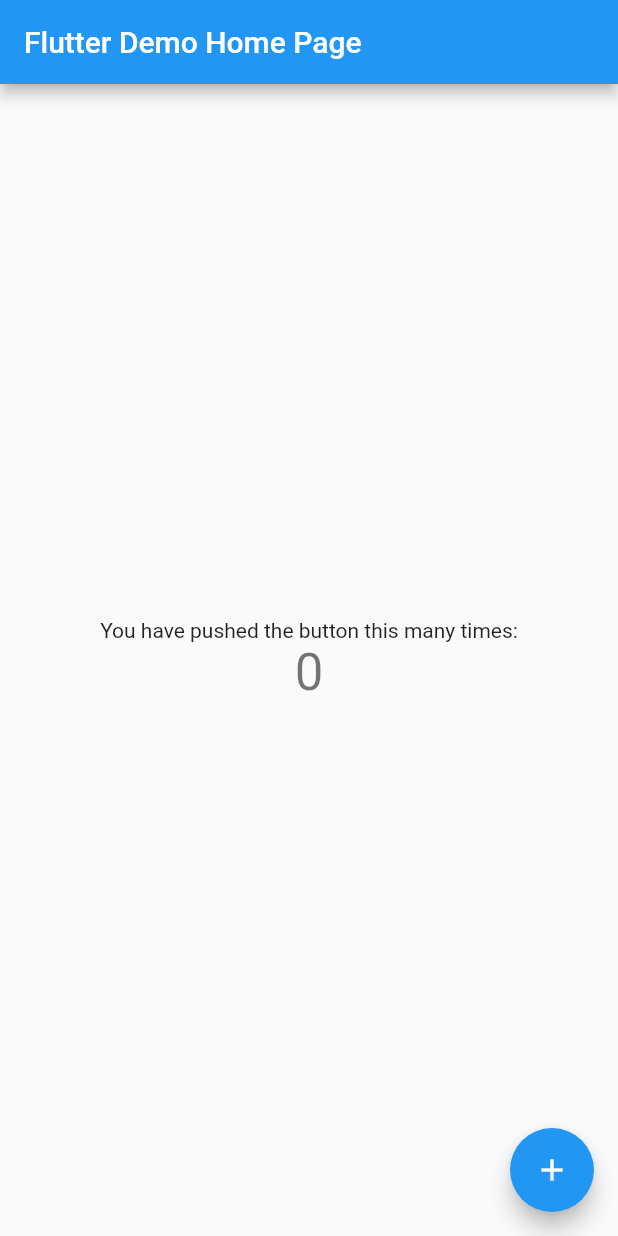
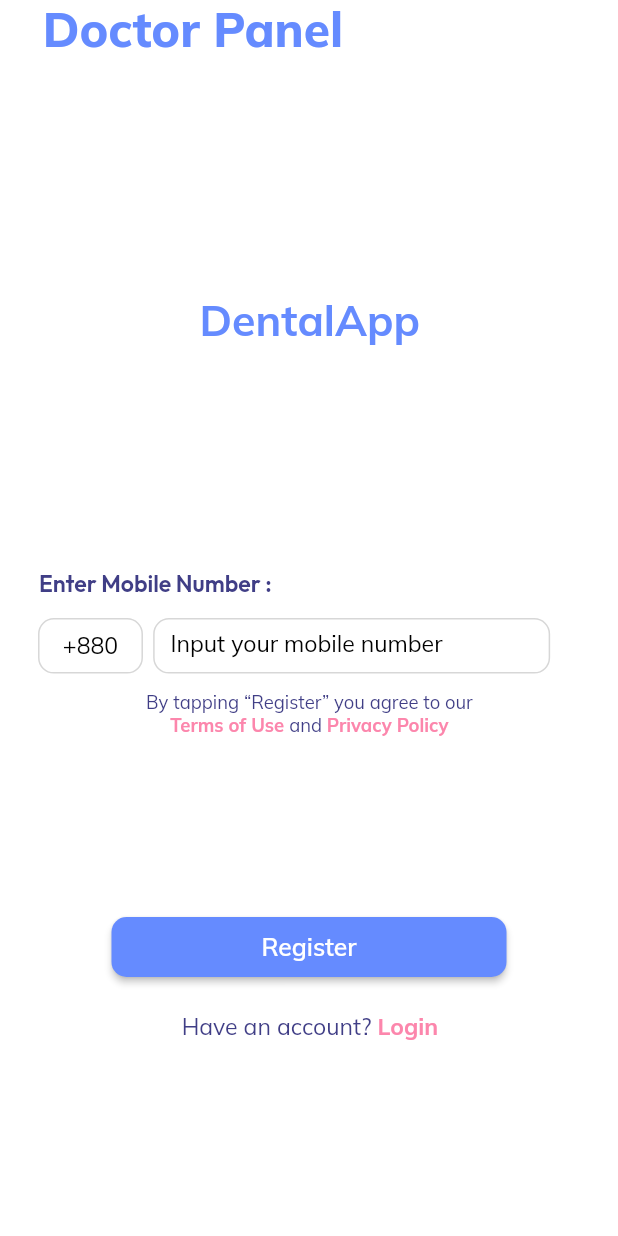
Before and after one commit to afsan123/doctor_app, a Flutter app: the screen it shows after launch, on a phone screen of 412 x 824 dp. Run offline on Flutter 3.47's test engine with Material 2 defaults, Android fonts, the phone set to English and light mode, and no system bars; our stand-ins replace google_fonts.

Commit message:
Doctor panel register done

```diff
--- /dev/null
+++ b/lib/doctor_register_mobile.dart
@@ -0,0 +1,319 @@
+import 'package:flutter/material.dart';
+import 'package:flutter/gestures.dart';
+import 'dart:ui';
+
+import 'utils.dart';
+
+class DoctorRegisterMobile extends StatefulWidget {
+  const DoctorRegisterMobile({Key? key}) : super(key: key);
+
+  @override
+  State<DoctorRegisterMobile> createState() => _DoctorRegisterMobileState();
+}
+
+class _DoctorRegisterMobileState extends State<DoctorRegisterMobile> {
+  @override
+  Widget build(BuildContext context) {
+    double baseWidth = 390;
+    double fem = MediaQuery.of(context).size.width / baseWidth;
+    double ffem = fem * 0.97;
+    return Scaffold(
+      body:
+      SafeArea(
+        child: SingleChildScrollView(
+          child: Container(
+            width: double.infinity,
+            child: Container(
+              width: double.infinity,
+              height: MediaQuery.of(context).size.height,
+              decoration: const BoxDecoration (
+                color: Colors.white,
+              ),
+              child: Column(
+                crossAxisAlignment: CrossAxisAlignment.center,
+                children: [
+                  Center(
+                    // doctorpanelKXG (2:804)
+                    child: Container(
+                      margin: EdgeInsets.fromLTRB(0*fem, 0*fem, 146.52*fem, 148.5*fem),
+                      child: Text(
+                        'Doctor Panel',
+                        textAlign: TextAlign.center,
+                        style: SafeGoogleFont (
+                          'Mulish',
+                          fontSize: 31.0589981079*ffem,
+                          fontWeight: FontWeight.w800,
+                          height: 1.255*ffem/fem,
+                          color: Color(0xff658bff),
+                        ),
+                      ),
+                    ),
+                  ),
+                  Center(
+                    // dentalappybp (2:803)
+                    child: Container(
+                      margin: EdgeInsets.fromLTRB(0.93*fem, 0*fem, 0*fem, 140.6*fem),
+                      child: Text(
+                        'DentalApp',
+                        textAlign: TextAlign.center,
+                        style: SafeGoogleFont (
+                          'Mulish',
+                          fontSize: 27.7648620605*ffem,
+                          fontWeight: FontWeight.w700,
+                          height: 1.255*ffem/fem,
+                          color: Color(0xff658bff),
+                        ),
+                      ),
+                    ),
+                  ),
+                  Container(
+                    // entermobilenumber594 (2:797)
+                    margin: EdgeInsets.fromLTRB(0*fem, 0*fem, 194*fem, 12.9*fem),
+                    child: Text(
+                      'Enter Mobile Number :',
+                      style: SafeGoogleFont (
+                        'Outfit',
+                        fontSize: 15*ffem,
+                        fontWeight: FontWeight.w600,
+                        height: 1.26*ffem/fem,
+                        color: Color(0xff403e86),
+                      ),
+                    ),
+                  ),
+                  Container(
+
+                    margin: EdgeInsets.fromLTRB(24*fem, 0*fem, 0*fem, 9.71*fem),
+                    padding: EdgeInsets.fromLTRB(0*fem, 0*fem, 42*fem, 0*fem),
+                    width: double.infinity,
+                    height: 36.6*fem,
+                    decoration: BoxDecoration (
+                      borderRadius: BorderRadius.circular(10*fem),
+                    ),
+                    child: Row(
+                      crossAxisAlignment: CrossAxisAlignment.start,
+                      children: [
+                        Container(
+
+                          margin: EdgeInsets.fromLTRB(0*fem, 0*fem, 6.43*fem, 0*fem),
+                          width: 66.22*fem,
+                          height: 35.04*fem,
+                          decoration: BoxDecoration (
+                            border: Border.all(color: Color(0xffd7d7d7)),
+                            color: Color(0xffffffff),
+                            borderRadius: BorderRadius.circular(10*fem),
+                          ),
+                          child: Center(
+                            child: Text(
+                              '+880',
+                              style: SafeGoogleFont (
+                                'Mulish',
+                                fontSize: 15*ffem,
+                                fontWeight: FontWeight.w400,
+                                height: 1.255*ffem/fem,
+                                color: Color(0xff000000),
+                              ),
+                            ),
+                          ),
+                        ),
+                        Container(
+                          margin: EdgeInsets.fromLTRB(0*fem, 0*fem, 0*fem, 1.55*fem),
+                          //padding: EdgeInsets.fromLTRB(11.11*fem, 8.8*fem, 11.11*fem, 7.24*fem),
+                          width: 250.53*fem,
+                          decoration: BoxDecoration (
+                            border: Border.all(color: const Color(0xffd7d7d7)),
+                            color: const Color(0xffffffff),
+                            borderRadius: BorderRadius.circular(10*fem),
+                          ),
+                          child: Container(
+                            margin: EdgeInsets.fromLTRB(10*fem, 0, 0, 0),
+                            child: TextField(
+                              textAlignVertical: TextAlignVertical.center,
+                              decoration: InputDecoration(
+                                border: InputBorder.none,
+                                hintText: "Input your mobile number",
+                                hintStyle: SafeGoogleFont (
+                                  'Mulish',
+                                  fontSize: 15*ffem,
+                                  fontWeight: FontWeight.w400,
+                                  height: 1.255*ffem/fem,
+                                  color: Color(0xff000000),
+                                ),
+                              ),
+                            ),
+                          ),
+                        ),
+                      ],
+                    ),
+                  ),
+                  Center(
+                    // bytappingregisteryouagreetoour (2:796)
+                    child: Container(
+                      margin: EdgeInsets.fromLTRB(0.55*fem, 0*fem, 0*fem, 110.16*fem),
+                      constraints: BoxConstraints (
+                        maxWidth: 213*fem,
+                      ),
+                      child: RichText(
+                        textAlign: TextAlign.center,
+                        text: TextSpan(
+                          style: SafeGoogleFont (
+                            'Inter',
+                            fontSize: 12*ffem,
+                            fontWeight: FontWeight.w400,
+                            height: 1.2102272511*ffem/fem,
+                            color: const Color(0xffaea7a0),
+                          ),
+                          children: [
+                            TextSpan(
+                              text: 'By tapping “Register” you agree to our ',
+                              style: SafeGoogleFont (
+                                'Mulish',
+                                fontSize: 12*ffem,
+                                fontWeight: FontWeight.w400,
+                                height: 1.255*ffem/fem,
+                                color: Color(0xff403e86),
+                              ),
+                            ),
+                            TextSpan(
+                              text: 'Terms of Use',
+                              style: SafeGoogleFont (
+                                'Mulish',
+                                fontSize: 12*ffem,
+                                fontWeight: FontWeight.w700,
+                                height: 1.255*ffem/fem,
+                                color: Color(0xfffc86ac),
+                              ),
+                            ),
+                            TextSpan(
+                              text: ' ',
+                              style: SafeGoogleFont (
+                                'Mulish',
+                                fontSize: 12*ffem,
+                                fontWeight: FontWeight.w700,
+                                height: 1.255*ffem/fem,
+                                color: Color(0xffaea7a0),
+                              ),
+                            ),
+                            TextSpan(
+                              text: 'and',
+                              style: SafeGoogleFont (
+                                'Mulish',
+                                fontSize: 12*ffem,
+                                fontWeight: FontWeight.w400,
+                                height: 1.255*ffem/fem,
+                                color: Color(0xff403e86),
+                              ),
+                            ),
+                            TextSpan(
+                              text: ' ',
+                              style: SafeGoogleFont (
+                                'Mulish',
+                                fontSize: 12*ffem,
+                                fontWeight: FontWeight.w400,
+                                height: 1.255*ffem/fem,
+                                color: Color(0xffaea7a0),
+                              ),
+                            ),
+                            TextSpan(
+                              text: 'Privacy Policy',
+                              style: SafeGoogleFont (
+                                'Mulish',
+                                fontSize: 12*ffem,
+                                fontWeight: FontWeight.w700,
+                                height: 1.255*ffem/fem,
+                                color: Color(0xfffc86ac),
+                              ),
+                            ),
+                          ],
+                        ),
+                      ),
+                    ),
+                  ),
+                  ElevatedButton(
+                    // rectangle3La6 (2:794)
+                    // margin: EdgeInsets.fromLTRB(65.99*fem, 0*fem, 52.99*fem, 0*fem),
+                    // width: double.infinity,
+                    // height: 41.79*fem,
+                    // decoration: BoxDecoration (
+                    //   borderRadius: BorderRadius.circular(10*fem),
+                    //   color: Color(0xff658bff),
+                    // ),
+                    onPressed: () {  },
+                    style: ElevatedButton.styleFrom(
+                      backgroundColor: const Color(0xff658BFF),
+                      padding: const EdgeInsets.symmetric(horizontal: 100, vertical: 10),
+                      shape: RoundedRectangleBorder(
+                        borderRadius: BorderRadius.circular(10)
+                      ),
+                    ),
+                    child: Text(
+                      'Register',
+                      style: SafeGoogleFont (
+                        'Mulish',
+                        fontSize: 16*ffem,
+                        fontWeight: FontWeight.w600,
+                        height: 1.255*ffem/fem,
+                        color: const Color(0xffFFFFFF),
+                      ),
+                    ),
+                  ),
+                  Container(
+                    // registerT8v (2:795)
+                    margin: EdgeInsets.fromLTRB(6.42*fem, 0*fem, 0*fem, 18.91*fem),
+
+                  ),
+                  Container(
+                    // haveanaccountloginjcE (2:793)
+                    margin: EdgeInsets.fromLTRB(1.15*fem, 0*fem, 0*fem, 18.13*fem),
+                    child: RichText(
+                      text: TextSpan(
+                        style: SafeGoogleFont (
+                          'Inter',
+                          fontSize: 15*ffem,
+                          fontWeight: FontWeight.w400,
+                          height: 1.2102272034*ffem/fem,
+                          color: Color(0xff009fe7),
+                        ),
+                        children: [
+                          TextSpan(
+                            text: 'Have an account?',
+                            style: SafeGoogleFont (
+                              'Mulish',
+                              fontSize: 15*ffem,
+                              fontWeight: FontWeight.w400,
+                              height: 1.255*ffem/fem,
+                              color: const Color(0xff403e86),
+                            ),
+                          ),
+                          TextSpan(
+                            text: ' ',
+                            style: SafeGoogleFont (
+                              'Mulish',
+                              fontSize: 15*ffem,
+                              fontWeight: FontWeight.w400,
+                              height: 1.255*ffem/fem,
+                              color: Color(0xff009fe7),
+                            ),
+                          ),
+                          TextSpan(
+                            text: 'Login',
+                            style: SafeGoogleFont (
+                              'Mulish',
+                              fontSize: 15*ffem,
+                              fontWeight: FontWeight.w700,
+                              height: 1.255*ffem/fem,
+                              color: const Color(0xfffc86ac),
+                            ),
+                          ),
+                        ],
+                      ),
+                    ),
+                  ),
+                ],
+              ),
+            ),
+          ),
+        ),
+      ),
+    );
+  }
+}
--- a/lib/main.dart
+++ b/lib/main.dart
@@ -1,115 +1,12 @@
+import 'package:doctor_app/doctor_register_mobile.dart';
 import 'package:flutter/material.dart';
 
 void main() {
-  runApp(const MyApp());
+  runApp(MaterialApp(
+    debugShowCheckedModeBanner: false,
+    initialRoute: 'doctor_register_mobile',
+    routes: {
+      'doctor_register_mobile': (context) => const DoctorRegisterMobile(),
+    },
+  ));
 }
-
-class MyApp extends StatelessWidget {
-  const MyApp({super.key});
-
-  // This widget is the root of your application.
-  @override
-  Widget build(BuildContext context) {
-    return MaterialApp(
-      title: 'Flutter Demo',
-      theme: ThemeData(
-        // This is the theme of your application.
-        //
-        // Try running your application with "flutter run". You'll see the
-        // application has a blue toolbar. Then, without quitting the app, try
-        // changing the primarySwatch below to Colors.green and then invoke
-        // "hot reload" (press "r" in the console where you ran "flutter run",
-        // or simply save your changes to "hot reload" in a Flutter IDE).
-        // Notice that the counter didn't reset back to zero; the application
-        // is not restarted.
-        primarySwatch: Colors.blue,
-      ),
-      home: const MyHomePage(title: 'Flutter Demo Home Page'),
-    );
-  }
-}
-
-class MyHomePage extends StatefulWidget {
-  const MyHomePage({super.key, required this.title});
-
-  // This widget is the home page of your application. It is stateful, meaning
-  // that it has a State object (defined below) that contains fields that affect
-  // how it looks.
-
-  // This class is the configuration for the state. It holds the values (in this
-  // case the title) provided by the parent (in this case the App widget) and
-  // used by the build method of the State. Fields in a Widget subclass are
-  // always marked "final".
-
-  final String title;
-
-  @override
-  State<MyHomePage> createState() => _MyHomePageState();
-}
-
-class _MyHomePageState extends State<MyHomePage> {
-  int _counter = 0;
-
-  void _incrementCounter() {
-    setState(() {
-      // This call to setState tells the Flutter framework that something has
-      // changed in this State, which causes it to rerun the build method below
-      // so that the display can reflect the updated values. If we changed
-      // _counter without calling setState(), then the build method would not be
-      // called again, and so nothing would appear to happen.
-      _counter++;
-    });
-  }
-
-  @override
-  Widget build(BuildContext context) {
-    // This method is rerun every time setState is called, for instance as done
-    // by the _incrementCounter method above.
-    //
-    // The Flutter framework has been optimized to make rerunning build methods
-    // fast, so that you can just rebuild anything that needs updating rather
-    // than having to individually change instances of widgets.
-    return Scaffold(
-      appBar: AppBar(
-        // Here we take the value from the MyHomePage object that was created by
-        // the App.build method, and use it to set our appbar title.
-        title: Text(widget.title),
-      ),
-      body: Center(
-        // Center is a layout widget. It takes a single child and positions it
-        // in the middle of the parent.
-        child: Column(
-          // Column is also a layout widget. It takes a list of children and
-          // arranges them vertically. By default, it sizes itself to fit its
-          // children horizontally, and tries to be as tall as its parent.
-          //
-          // Invoke "debug painting" (press "p" in the console, choose the
-          // "Toggle Debug Paint" action from the Flutter Inspector in Android
-          // Studio, or the "Toggle Debug Paint" command in Visual Studio Code)
-          // to see the wireframe for each widget.
-          //
-          // Column has various properties to control how it sizes itself and
-          // how it positions its children. Here we use mainAxisAlignment to
-          // center the children vertically; the main axis here is the vertical
-          // axis because Columns are vertical (the cross axis would be
-          // horizontal).
-          mainAxisAlignment: MainAxisAlignment.center,
-          children: <Widget>[
-            const Text(
-              'You have pushed the button this many times:',
-            ),
-            Text(
-              '$_counter',
-              style: Theme.of(context).textTheme.headline4,
-            ),
-          ],
-        ),
-      ),
-      floatingActionButton: FloatingActionButton(
-        onPressed: _incrementCounter,
-        tooltip: 'Increment',
-        child: const Icon(Icons.add),
-      ), // This trailing comma makes auto-formatting nicer for build methods.
-    );
-  }
-}
--- /dev/null
+++ b/lib/utils.dart
@@ -0,0 +1,84 @@
+import 'package:flutter/material.dart';
+import 'dart:ui';
+
+import 'package:google_fonts/google_fonts.dart';
+
+
+class MyCustomScrollBehavior extends MaterialScrollBehavior {
+  @override
+  Set<PointerDeviceKind> get dragDevices => {
+    PointerDeviceKind.touch,
+    PointerDeviceKind.mouse,
+  };
+}
+
+TextStyle SafeGoogleFont(
+    String fontFamily, {
+      TextStyle? textStyle,
+      Color? color,
+      Color? backgroundColor,
+      double? fontSize,
+      FontWeight? fontWeight,
+      FontStyle? fontStyle,
+      double? letterSpacing,
+      double? wordSpacing,
+      TextBaseline? textBaseline,
+      double? height,
+      Locale? locale,
+      Paint? foreground,
+      Paint? background,
+      List<Shadow>? shadows,
+      List<FontFeature>? fontFeatures,
+      TextDecoration? decoration,
+      Color? decorationColor,
+      TextDecorationStyle? decorationStyle,
+      double? decorationThickness,
+    }) {
+  try {
+    return GoogleFonts.getFont(
+      fontFamily,
+      textStyle: textStyle,
+      color: color,
+      backgroundColor: backgroundColor,
+      fontSize: fontSize,
+      fontWeight: fontWeight,
+      fontStyle: fontStyle,
+      letterSpacing: letterSpacing,
+      wordSpacing: wordSpacing,
+      textBaseline: textBaseline,
+      height: height,
+      locale: locale,
+      foreground: foreground,
+      background: background,
+      shadows: shadows,
+      fontFeatures: fontFeatures,
+      decoration: decoration,
+      decorationColor: decorationColor,
+      decorationStyle: decorationStyle,
+      decorationThickness: decorationThickness,
+    );
+  } catch (ex) {
+    return GoogleFonts.getFont(
+      "Source Sans Pro",
+      textStyle: textStyle,
+      color: color,
+      backgroundColor: backgroundColor,
+      fontSize: fontSize,
+      fontWeight: fontWeight,
+      fontStyle: fontStyle,
+      letterSpacing: letterSpacing,
+      wordSpacing: wordSpacing,
+      textBaseline: textBaseline,
+      height: height,
+      locale: locale,
+      foreground: foreground,
+      background: background,
+      shadows: shadows,
+      fontFeatures: fontFeatures,
+      decoration: decoration,
+      decorationColor: decorationColor,
+      decorationStyle: decorationStyle,
+      decorationThickness: decorationThickness,
+    );
+  }
+}
--- a/pubspec.yaml
+++ b/pubspec.yaml
@@ -36,6 +36,7 @@ dependencies:
   # The following adds the Cupertino Icons font to your application.
   # Use with the CupertinoIcons class for iOS style icons.
   cupertino_icons: ^1.0.2
+  google_fonts: ^3.0.1
 
 dev_dependencies:
   flutter_test:
```
Also changed, not shown: pubspec.lock, 2 other files.
